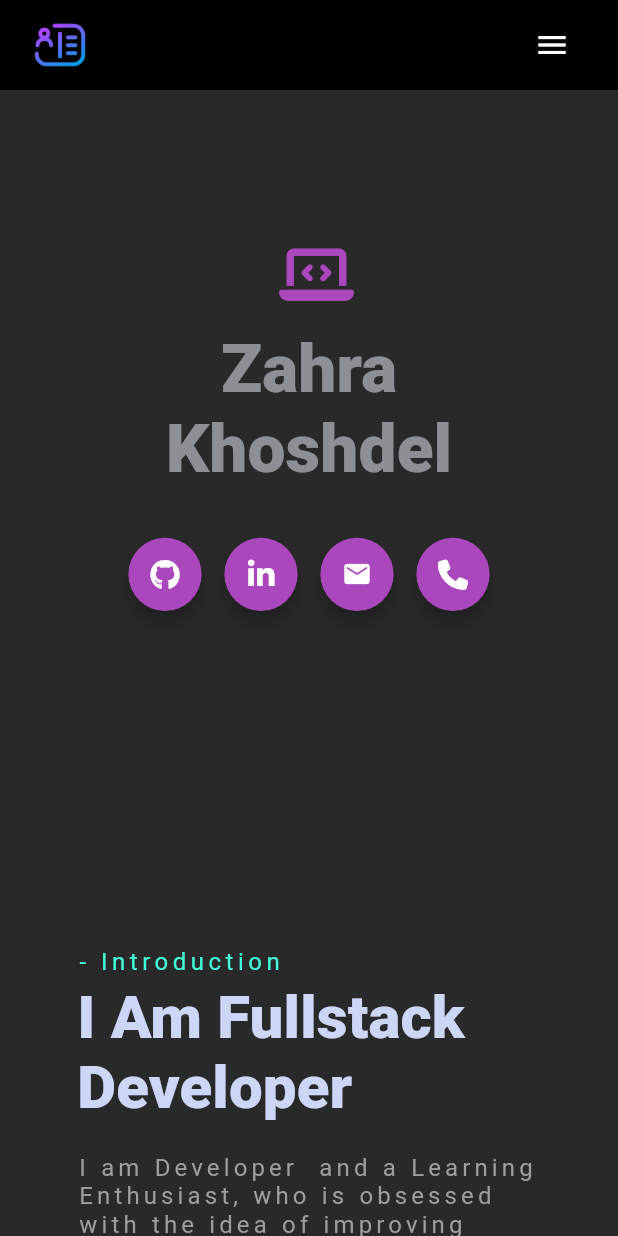
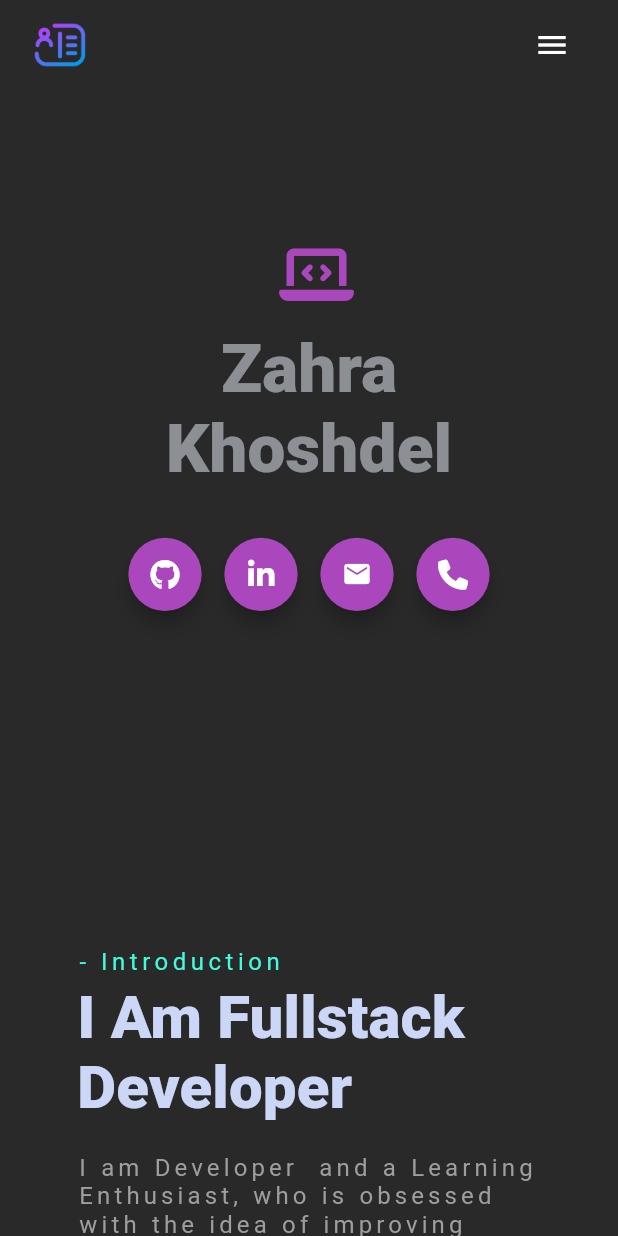
Before and after one commit to zahrakhoshdel/resume-web, a Flutter app: the screen it shows after launch, on a phone screen of 412 x 824 dp. Run offline on Flutter 3.47's test engine with Material 2 defaults, Android fonts, the phone set to English and light mode, and no system bars; drawn by our look-alikes of shimmer; our stand-ins replace font_awesome_flutter, get.

Commit message:
Change the color of the navigation bar

```diff
--- a/lib/widgets/custom_nav_bar.dart
+++ b/lib/widgets/custom_nav_bar.dart
@@ -13,7 +13,7 @@ class CustomNavBar extends StatelessWidget {
       height: kNavBarHeight,
       width: size.width,
       decoration: const BoxDecoration(
-        color: Colors.black,
+        color: Colors.transparent,
       ),
       child: loadNavBar(context),
     );
--- a/lib/widgets/tab_bar_option.dart
+++ b/lib/widgets/tab_bar_option.dart
@@ -14,7 +14,7 @@ class TabBarOption extends StatelessWidget {
   @override
   Widget build(BuildContext context) {
     return Material(
-      color: Colors.black,
+      color: Colors.transparent,
       child: InkWell(
         onTap: onTapped,
         child: Text(
```
